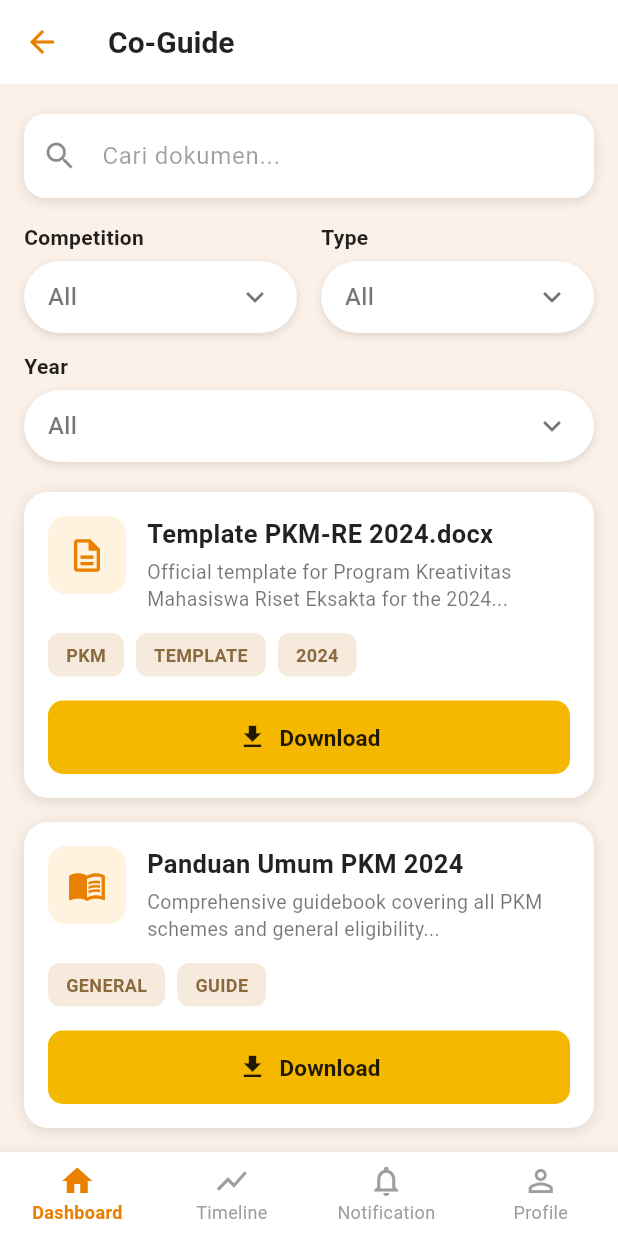
After one commit to Digital-Talent-Center/DTC-Mobile, a Flutter app: the CoGuideScreen screen opened directly, on a phone screen of 412 x 824 dp. The commit adds this screen. Run offline on Flutter 3.47's test engine with Material 3 defaults, Android fonts, the phone set to English and light mode, and no system bars.

Commit message:
add : co_guide_screen

```diff
--- /dev/null
+++ b/lib/screens/co_guide_screen.dart
@@ -0,0 +1,376 @@
+import 'package:flutter/material.dart';
+import '../widgets/bottom_navbar.dart';
+
+class GuideDocument {
+  final String title;
+  final String description;
+  final IconData icon;
+  final List<String> tags;
+  final String competition;
+  final String type;
+  final String year;
+
+  const GuideDocument({
+    required this.title,
+    required this.description,
+    required this.icon,
+    required this.tags,
+    required this.competition,
+    required this.type,
+    required this.year,
+  });
+}
+
+class CoGuideScreen extends StatefulWidget {
+  const CoGuideScreen({Key? key}) : super(key: key);
+
+  @override
+  State<CoGuideScreen> createState() => _CoGuideScreenState();
+}
+
+class _CoGuideScreenState extends State<CoGuideScreen> {
+  final int _selectedNavIndex = 0;
+  final TextEditingController _searchCtrl = TextEditingController();
+
+  String _search = '';
+  String? _competition;
+  String? _type;
+  String? _year;
+
+  final List<GuideDocument> _documents = const [
+    GuideDocument(
+      title: 'Template PKM-RE 2024.docx',
+      description:
+          'Official template for Program Kreativitas Mahasiswa Riset Eksakta for the 2024...',
+      icon: Icons.description_outlined,
+      tags: ['PKM', 'TEMPLATE', '2024'],
+      competition: 'PKM',
+      type: 'Template',
+      year: '2024',
+    ),
+    GuideDocument(
+      title: 'Panduan Umum PKM 2024',
+      description:
+          'Comprehensive guidebook covering all PKM schemes and general eligibility...',
+      icon: Icons.menu_book_outlined,
+      tags: ['GENERAL', 'GUIDE'],
+      competition: 'PKM',
+      type: 'Guide',
+      year: '2024',
+    ),
+    GuideDocument(
+      title: 'Contoh Proposal PKM-K Lolos',
+      description:
+          'A verified winning proposal from the Entrepreneurship category (2023).',
+      icon: Icons.article_outlined,
+      tags: ['PKM-K', 'WINNING'],
+      competition: 'PKM',
+      type: 'Proposal',
+      year: '2023',
+    ),
+  ];
+
+  List<String> get _competitionOptions =>
+      _documents.map((d) => d.competition).toSet().toList();
+  List<String> get _typeOptions =>
+      _documents.map((d) => d.type).toSet().toList();
+  List<String> get _yearOptions =>
+      _documents.map((d) => d.year).toSet().toList();
+
+  List<GuideDocument> get _filtered {
+    return _documents.where((d) {
+      final matchSearch = _search.isEmpty ||
+          d.title.toLowerCase().contains(_search.toLowerCase()) ||
+          d.description.toLowerCase().contains(_search.toLowerCase());
+      final matchComp = _competition == null || d.competition == _competition;
+      final matchType = _type == null || d.type == _type;
+      final matchYear = _year == null || d.year == _year;
+      return matchSearch && matchComp && matchType && matchYear;
+    }).toList();
+  }
+
+  @override
+  void dispose() {
+    _searchCtrl.dispose();
+    super.dispose();
+  }
+
+  void _download(GuideDocument doc) {
+    ScaffoldMessenger.of(context).showSnackBar(
+      SnackBar(content: Text('Mengunduh "${doc.title}"...')),
+    );
+  }
+
+  @override
+  Widget build(BuildContext context) {
+    final docs = _filtered;
+
+    return Scaffold(
+      backgroundColor: const Color(0xFFFBF1E8),
+      appBar: AppBar(
+        backgroundColor: Colors.white,
+        elevation: 0,
+        leading: IconButton(
+          icon: const Icon(Icons.arrow_back, color: Color(0xFFEA8000)),
+          onPressed: () => Navigator.pop(context),
+        ),
+        title: const Text(
+          'Co-Guide',
+          style: TextStyle(
+            color: Colors.black87,
+            fontWeight: FontWeight.bold,
+            fontSize: 20,
+          ),
+        ),
+      ),
+      body: ListView(
+        padding: const EdgeInsets.fromLTRB(16, 20, 16, 24),
+        children: [
+          _buildSearchBar(),
+          const SizedBox(height: 16),
+          // Competition + Type
+          Row(
+            crossAxisAlignment: CrossAxisAlignment.start,
+            children: [
+              Expanded(
+                child: _buildDropdown(
+                  label: 'Competition',
+                  value: _competition,
+                  options: _competitionOptions,
+                  onChanged: (v) => setState(() => _competition = v),
+                ),
+              ),
+              const SizedBox(width: 16),
+              Expanded(
+                child: _buildDropdown(
+                  label: 'Type',
+                  value: _type,
+                  options: _typeOptions,
+                  onChanged: (v) => setState(() => _type = v),
+                ),
+              ),
+            ],
+          ),
+          const SizedBox(height: 12),
+          // Year
+          _buildDropdown(
+            label: 'Year',
+            value: _year,
+            options: _yearOptions,
+            onChanged: (v) => setState(() => _year = v),
+          ),
+          const SizedBox(height: 20),
+          if (docs.isEmpty)
+            const Padding(
+              padding: EdgeInsets.only(top: 40),
+              child: Center(
+                child: Text(
+                  'Dokumen tidak ditemukan',
+                  style: TextStyle(color: Colors.black45),
+                ),
+              ),
+            )
+          else
+            ...docs.map((doc) => Padding(
+                  padding: const EdgeInsets.only(bottom: 16),
+                  child: _DocumentCard(
+                    doc: doc,
+                    onDownload: () => _download(doc),
+                  ),
+                )),
+        ],
+      ),
+      bottomNavigationBar: BottomNavbar(
+        currentIndex: _selectedNavIndex,
+      ),
+    );
+  }
+
+  Widget _buildSearchBar() {
+    return Container(
+      decoration: BoxDecoration(
+        color: Colors.white,
+        borderRadius: BorderRadius.circular(14),
+        boxShadow: const [
+          BoxShadow(color: Colors.black12, blurRadius: 6, offset: Offset(0, 2)),
+        ],
+      ),
+      child: TextField(
+        controller: _searchCtrl,
+        onChanged: (v) => setState(() => _search = v),
+        decoration: const InputDecoration(
+          hintText: 'Cari dokumen...',
+          hintStyle: TextStyle(color: Colors.black38),
+          prefixIcon: Icon(Icons.search, color: Colors.black45),
+          border: InputBorder.none,
+          contentPadding: EdgeInsets.symmetric(vertical: 16),
+        ),
+      ),
+    );
+  }
+
+  Widget _buildDropdown({
+    required String label,
+    required String? value,
+    required List<String> options,
+    required ValueChanged<String?> onChanged,
+  }) {
+    return Column(
+      crossAxisAlignment: CrossAxisAlignment.start,
+      children: [
+        Text(
+          label,
+          style: const TextStyle(
+            fontWeight: FontWeight.bold,
+            fontSize: 14,
+            color: Colors.black87,
+          ),
+        ),
+        const SizedBox(height: 6),
+        Container(
+          padding: const EdgeInsets.symmetric(horizontal: 16),
+          decoration: BoxDecoration(
+            color: Colors.white,
+            borderRadius: BorderRadius.circular(24),
+            boxShadow: const [
+              BoxShadow(
+                  color: Colors.black12, blurRadius: 4, offset: Offset(0, 2)),
+            ],
+          ),
+          child: DropdownButtonHideUnderline(
+            child: DropdownButton<String?>(
+              value: value,
+              isExpanded: true,
+              icon: const Icon(Icons.keyboard_arrow_down, color: Colors.black54),
+              hint: const Text(''),
+              borderRadius: BorderRadius.circular(12),
+              items: [
+                const DropdownMenuItem<String?>(
+                  value: null,
+                  child: Text('All', style: TextStyle(color: Colors.black54)),
+                ),
+                ...options.map(
+                  (o) => DropdownMenuItem<String?>(
+                    value: o,
+                    child: Text(o),
+                  ),
+                ),
+              ],
+              onChanged: onChanged,
+            ),
+          ),
+        ),
+      ],
+    );
+  }
+}
+
+class _DocumentCard extends StatelessWidget {
+  final GuideDocument doc;
+  final VoidCallback onDownload;
+
+  const _DocumentCard({required this.doc, required this.onDownload});
+
+  @override
+  Widget build(BuildContext context) {
+    return Container(
+      padding: const EdgeInsets.all(16),
+      decoration: BoxDecoration(
+        color: Colors.white,
+        borderRadius: BorderRadius.circular(16),
+        boxShadow: const [
+          BoxShadow(color: Colors.black12, blurRadius: 8, offset: Offset(0, 2)),
+        ],
+      ),
+      child: Column(
+        crossAxisAlignment: CrossAxisAlignment.start,
+        children: [
+          Row(
+            crossAxisAlignment: CrossAxisAlignment.start,
+            children: [
+              Container(
+                width: 52,
+                height: 52,
+                decoration: BoxDecoration(
+                  color: const Color(0xFFFFF3E0),
+                  borderRadius: BorderRadius.circular(12),
+                ),
+                child: Icon(doc.icon, color: const Color(0xFFEA8000), size: 26),
+              ),
+              const SizedBox(width: 14),
+              Expanded(
+                child: Column(
+                  crossAxisAlignment: CrossAxisAlignment.start,
+                  children: [
+                    Text(
+                      doc.title,
+                      style: const TextStyle(
+                        fontWeight: FontWeight.bold,
+                        fontSize: 17,
+                        color: Colors.black87,
+                      ),
+                    ),
+                    const SizedBox(height: 4),
+                    Text(
+                      doc.description,
+                      style: const TextStyle(
+                        fontSize: 13,
+                        color: Colors.black54,
+                        height: 1.4,
+                      ),
+                    ),
+                  ],
+                ),
+              ),
+            ],
+          ),
+          const SizedBox(height: 14),
+          Wrap(
+            spacing: 8,
+            runSpacing: 8,
+            children: doc.tags.map((t) => _tag(t)).toList(),
+          ),
+          const SizedBox(height: 16),
+          SizedBox(
+            width: double.infinity,
+            child: ElevatedButton.icon(
+              onPressed: onDownload,
+              style: ElevatedButton.styleFrom(
+                backgroundColor: const Color(0xFFF5B800),
+                foregroundColor: Colors.black87,
+                elevation: 0,
+                padding: const EdgeInsets.symmetric(vertical: 14),
+                shape: RoundedRectangleBorder(
+                  borderRadius: BorderRadius.circular(10),
+                ),
+              ),
+              icon: const Icon(Icons.download, size: 20),
+              label: const Text(
+                'Download',
+                style: TextStyle(fontWeight: FontWeight.bold, fontSize: 15),
+              ),
+            ),
+          ),
+        ],
+      ),
+    );
+  }
+
+  Widget _tag(String text) {
+    return Container(
+      padding: const EdgeInsets.symmetric(horizontal: 12, vertical: 6),
+      decoration: BoxDecoration(
+        color: const Color(0xFFF6EADD),
+        borderRadius: BorderRadius.circular(8),
+      ),
+      child: Text(
+        text,
+        style: const TextStyle(
+          fontSize: 12,
+          fontWeight: FontWeight.bold,
+          color: Color(0xFF8A6A3E),
+        ),
+      ),
+    );
+  }
+}
--- a/lib/screens/dashboard_screen.dart
+++ b/lib/screens/dashboard_screen.dart
@@ -2,6 +2,7 @@ import 'package:flutter/material.dart';
 import '../widgets/bottom_navbar.dart';
 import 'login_screen.dart';
 import 'activities_screen.dart';
+import 'co_guide_screen.dart';
 
 class DashboardScreen extends StatefulWidget {
   const DashboardScreen({Key? key}) : super(key: key);
@@ -157,6 +158,11 @@ class _DashboardScreenState extends State<DashboardScreen> {
                         Navigator.push(
                           context,
                           MaterialPageRoute(builder: (_) => const ActivitiesScreen()),
+                        );
+                      } else if (f['label'] == 'Co-Guide') {
+                        Navigator.push(
+                          context,
+                          MaterialPageRoute(builder: (_) => const CoGuideScreen()),
                         );
                       }
                     },
```
